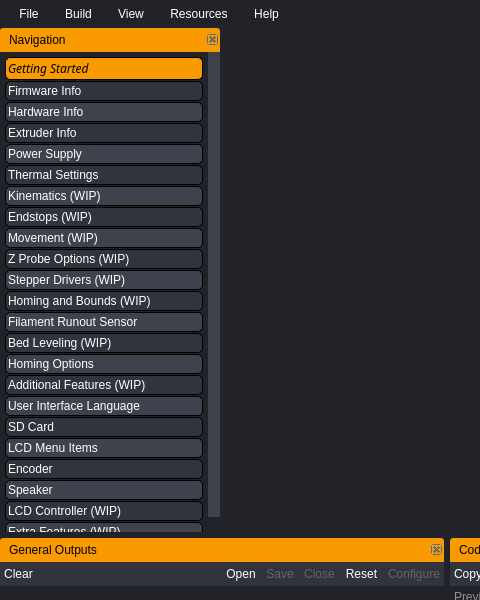
Old version of the form gui/MainWindow.ui in the repository SimonBuxx/iloop-marlin-configurator; both pictures show x 0 to 480 and y 0 to 600 of the 1280 by 800 pixel window.
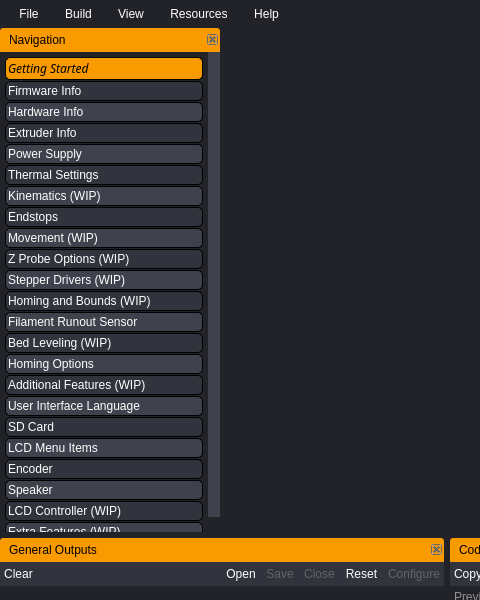
New version of the form. Icons and pictures are not drawn. Custom widgets are drawn as their Qt base class.

Commit message: Implemented endstops page

Patch:
```diff
--- a/gui/MainWindow.ui
+++ b/gui/MainWindow.ui
@@ -2133,7 +2133,7 @@
         <property name="geometry">
          <rect>
           <x>0</x>
-          <y>-138</y>
+          <y>0</y>
           <width>208</width>
           <height>631</height>
          </rect>
@@ -2359,7 +2359,7 @@
 }</string>
            </property>
            <property name="text">
-            <string>Endstops (WIP)</string>
+            <string>Endstops</string>
            </property>
            <property name="icon">
             <iconset resource="../resources/resources.qrc">
```
The commit also changes 6 other files.
